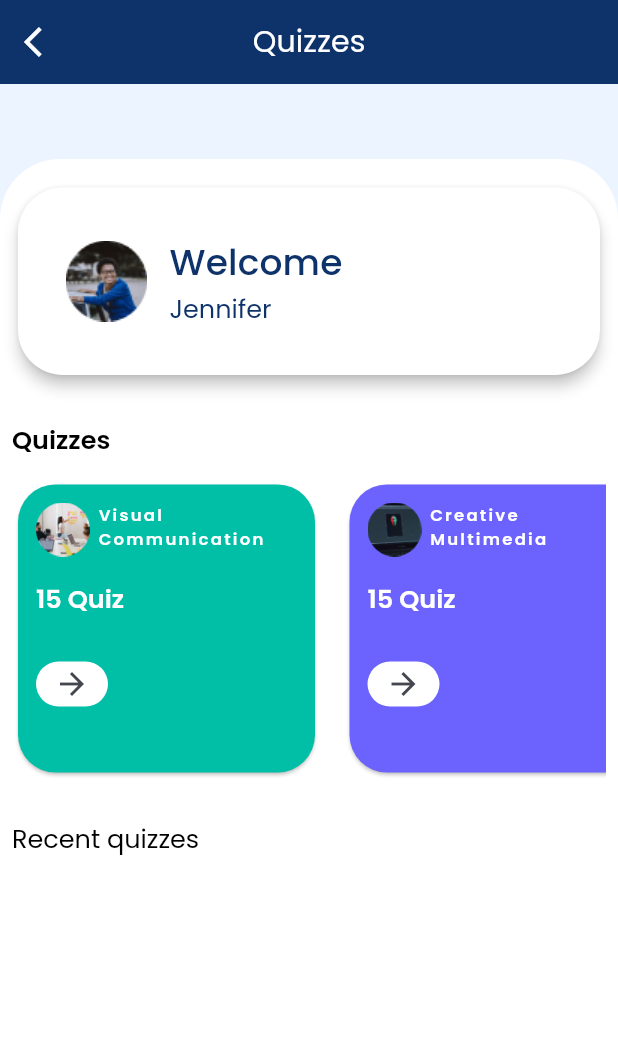
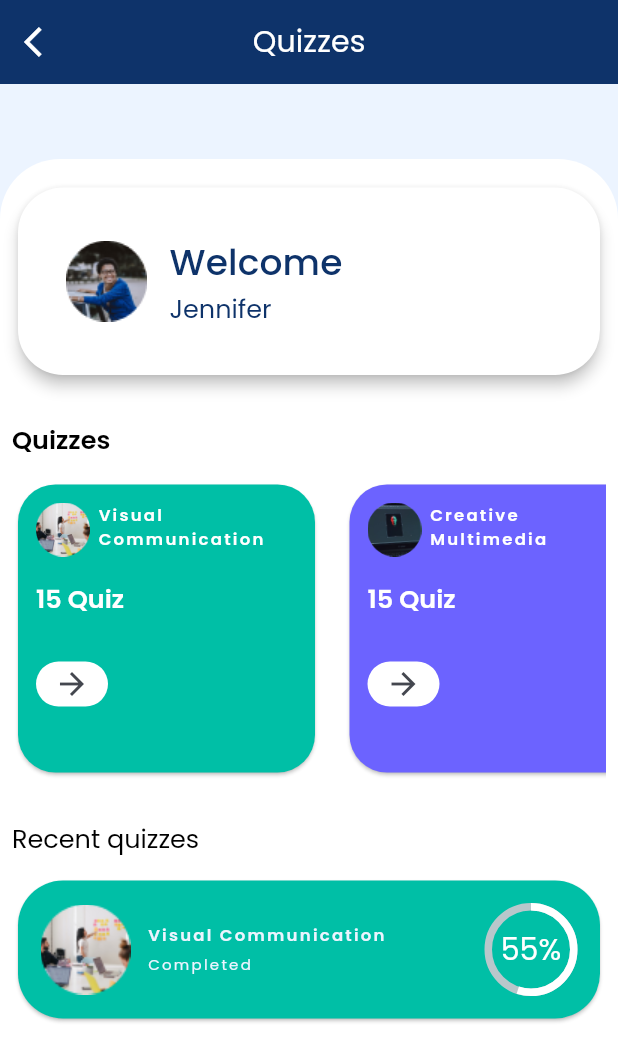
Before and after one commit to SelaseKay/decipher, a Flutter app: the QuizzesHomeScreen screen opened directly, on a phone screen of 412 x 824 dp. Shown: the top 1061 px of the screen. Run offline on Flutter 3.47's test engine with Material 2 defaults, Android fonts, the phone set to English and light mode, and no system bars; drawn by our look-alikes of percent_indicator; our stand-ins replace flutter_svg, google_fonts, sqflite; accounts and stored records are empty.

Commit message:
work on quiz instruction screen

```diff
--- /dev/null
+++ b/lib/componenets/recent_quizzes_card.dart
@@ -0,0 +1,84 @@
+import 'package:flutter/material.dart';
+import 'package:percent_indicator/circular_percent_indicator.dart';
+
+class RecentQuizzesCard extends StatelessWidget {
+  const RecentQuizzesCard({
+    super.key,
+    required this.color,
+    required this.title,
+    required this.assetPath,
+  });
+
+  final Color color;
+  final String title;
+  final String assetPath;
+
+  @override
+  Widget build(BuildContext context) {
+    return Card(
+      color: color,
+      shape: const RoundedRectangleBorder(
+        borderRadius: BorderRadius.all(
+          Radius.circular(30.0),
+        ),
+      ),
+      child: Padding(
+        padding: const EdgeInsets.all(15.0),
+        child: Row(
+          children: [
+            Container(
+              height: 60.0,
+              width: 60.0,
+              decoration: const BoxDecoration(
+                borderRadius: BorderRadius.all(
+                  Radius.circular(30.0),
+                ),
+              ),
+              child: Image.asset(assetPath),
+            ),
+            const SizedBox(
+              width: 11.0,
+            ),
+            Expanded(
+              child: Column(
+                crossAxisAlignment: CrossAxisAlignment.start,
+                children: [
+                  Text(
+                    title,
+                    style: Theme.of(context).textTheme.labelSmall?.copyWith(
+                          color: const Color(0xFFECF4FF),
+                          fontWeight: FontWeight.w600,
+                          fontSize: 11.0,
+                        ),
+                  ),
+                  const SizedBox(
+                    height: 4.0,
+                  ),
+                  Text(
+                    "Completed",
+                    style: Theme.of(context).textTheme.labelSmall?.copyWith(
+                          color: const Color(0xFFECF4FF),
+                          fontWeight: FontWeight.normal,
+                          fontSize: 10.0,
+                        ),
+                  ),
+                ],
+              ),
+            ),
+            CircularPercentIndicator(
+              radius: 31.0,
+              center: Text("55%", style: Theme.of(context).textTheme.labelMedium?.copyWith(
+                color: Colors.white,
+                fontWeight: FontWeight.normal,
+                fontSize: 20.0
+              ),),
+              progressColor: Colors.white,
+              backgroundWidth: 5.0,
+              percent: 0.55,
+            )
+          ],
+        ),
+      ),
+    );
+  }
+}
--- a/lib/screens/quiz_home_screen.dart
+++ b/lib/screens/quiz_home_screen.dart
@@ -1,4 +1,6 @@
 import 'package:decipher/componenets/h_quiz_card.dart';
+import 'package:decipher/componenets/recent_quizzes_card.dart';
+import 'package:decipher/screens/quiz_instructions_screen.dart';
 import 'package:flutter/material.dart';
 
 class QuizzesHomeScreen extends StatelessWidget {
@@ -121,7 +123,16 @@ class QuizzesHomeScreen extends StatelessWidget {
                   HQuizCard(
                     color: const Color(0xFF00BFA6),
                     title: "Visual\nCommunication",
-                    onPressed: () {},
+                    onPressed: () {
+                      Navigator.push(
+                      context,
+                      MaterialPageRoute(
+                        builder: (context) => const QuizInstructionScreen(
+
+                        ),
+                      ),
+                    );
+                    },
                     assetPath: "assets/images/vc_img.png",
                   ),
                   const SizedBox(
@@ -157,6 +168,14 @@ class QuizzesHomeScreen extends StatelessWidget {
                     fontWeight: FontWeight.normal,
                   ),
             ),
+            const SizedBox(
+              height: 12.0,
+            ),
+            const RecentQuizzesCard(
+              color:  Color(0xFF00BFA6),
+              title: "Visual Communication",
+              assetPath: "assets/images/vc_img.png",
+            )
           ],
         ),
       ),
--- a/lib/string.dart
+++ b/lib/string.dart
@@ -1 +1,2 @@
 const String welcomeDescription = "The department of Communication Design aims to achieve excellence in teaching, learning and research in the area of graphic arts and multimedia application.The department offers programmes that are interdisciplinary and flexible. Tremendous forces of change are creating a growing need for professionals who can function effectively.\n\nIn addition to gaining a degree, you learn disciplinary knowledge, strong creative, critical thinking and communication skills and acquire experiences that would make you resilient and problem solver with an ability to build networks with people across a wide range of fields Academic guidance is a key aspect of an undergraduate experience. The department makes the effort to keep an ongoing conversation between students and faculty to ensure students find the right path and plan to a future career in communication design.\n\nWith an aim to educate leaders who will design the future, we invite you to prepare yourself for a place in our increasingly creative society.Welcome!";
+const String quizInstructions = "The quizzes consists of questions carefully designed to help you self-assess your comprehension of the information presented on the topics covered in the module.\nAfter responding to a question, click on the \"Next Question\" button at the bottom to go to the next questino. After responding to the 8th question, click on \"Close\" on the top of the window to exit the quiz.\nIf you select an incorrect response for a question, you can try again until you get the correct response. If you retake the quiz, the questions and their respective responses will be randomized.";
--- a/pubspec.yaml
+++ b/pubspec.yaml
@@ -39,6 +39,7 @@ dependencies:
   google_fonts: ^5.0.0
   flutter_svg: ^2.0.6
   sqflite: ^2.2.8+4
+  percent_indicator: ^4.2.3
 
 flutter_native_splash:
   # color: "#ffffff"
```
Also changed, not shown: lib/screens/quiz_instructions_screen.dart (added, +246 -0 lines), lib/screens/quiz_screen.dart (added, +30 -0 lines), assets/images/start_quiz_img.png (added), pubspec.lock.
